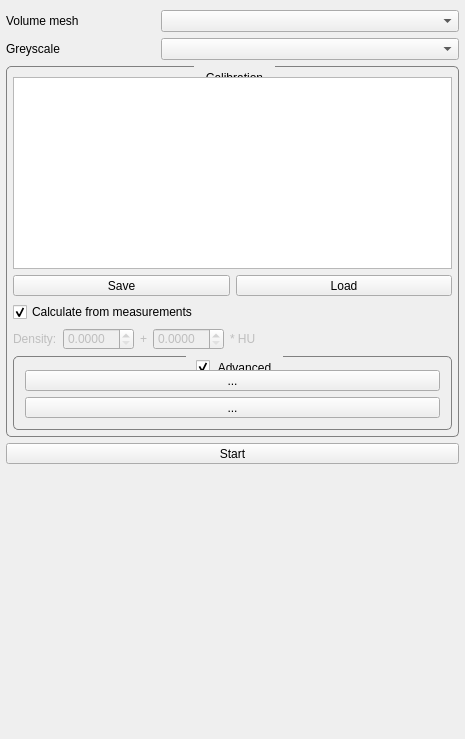
Qt form src/internal/MaterialMappingViewControls.ui (araex/mitk-gem) before a commit.
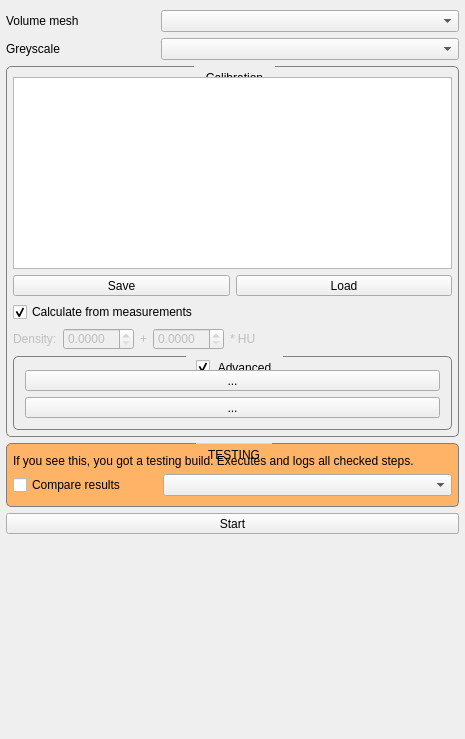
The same form after that commit. Custom widgets are drawn as their Qt base class.

Patch:
```diff
--- a/src/internal/MaterialMappingViewControls.ui
+++ b/src/internal/MaterialMappingViewControls.ui
@@ -389,6 +389,107 @@
        </layout>
       </widget>
      </item>
+     <item>
+      <widget class="QGroupBox" name="testingGroup">
+       <property name="enabled">
+        <bool>true</bool>
+       </property>
+       <property name="styleSheet">
+        <string notr="true">QGroupBox {
+	background-color: #ffb366;
+}</string>
+       </property>
+       <property name="title">
+        <string>TESTING</string>
+       </property>
+       <property name="checkable">
+        <bool>false</bool>
+       </property>
+       <property name="checked">
+        <bool>false</bool>
+       </property>
+       <layout class="QVBoxLayout" name="verticalLayout_8">
+        <property name="leftMargin">
+         <number>6</number>
+        </property>
+        <property name="topMargin">
+         <number>10</number>
+        </property>
+        <property name="rightMargin">
+         <number>6</number>
+        </property>
+        <property name="bottomMargin">
+         <number>10</number>
+        </property>
+        <item>
+         <widget class="QWidget" name="widget_4" native="true">
+          <property name="enabled">
+           <bool>true</bool>
+          </property>
+          <layout class="QVBoxLayout" name="verticalLayout_9">
+           <property name="margin">
+            <number>0</number>
+           </property>
+           <item>
+            <widget class="QLabel" name="label_9">
+             <property name="text">
+              <string>If you see this, you got a testing build. Executes and logs all checked steps.</string>
+             </property>
+             <property name="scaledContents">
+              <bool>false</bool>
+             </property>
+             <property name="wordWrap">
+              <bool>true</bool>
+             </property>
+            </widget>
+           </item>
+           <item>
+            <widget class="QWidget" name="testingComparisonWidget" native="true">
+             <property name="enabled">
+              <bool>true</bool>
+             </property>
+             <property name="toolTip">
+              <string>&lt;html&gt;&lt;head/&gt;&lt;body&gt;&lt;p&gt;Select the image to be segmented&lt;/p&gt;&lt;/body&gt;&lt;/html&gt;</string>
+             </property>
+             <layout class="QHBoxLayout" name="horizontalLayout_9" stretch="1,2">
+              <property name="margin">
+               <number>0</number>
+              </property>
+              <item>
+               <widget class="QCheckBox" name="testingDoComparisonCheckBox">
+                <property name="text">
+                 <string>Compare results</string>
+                </property>
+               </widget>
+              </item>
+              <item>
+               <widget class="QmitkDataStorageComboBox" name="expectedResultComboBox">
+                <property name="enabled">
+                 <bool>true</bool>
+                </property>
+                <property name="sizePolicy">
+                 <sizepolicy hsizetype="Minimum" vsizetype="Fixed">
+                  <horstretch>0</horstretch>
+                  <verstretch>0</verstretch>
+                 </sizepolicy>
+                </property>
+                <property name="editable">
+                 <bool>false</bool>
+                </property>
+                <property name="duplicatesEnabled">
+                 <bool>false</bool>
+                </property>
+               </widget>
+              </item>
+             </layout>
+            </widget>
+           </item>
+          </layout>
+         </widget>
+        </item>
+       </layout>
+      </widget>
+     </item>
      <item>
       <widget class="QToolButton" name="startButton">
        <property name="sizePolicy">
```
